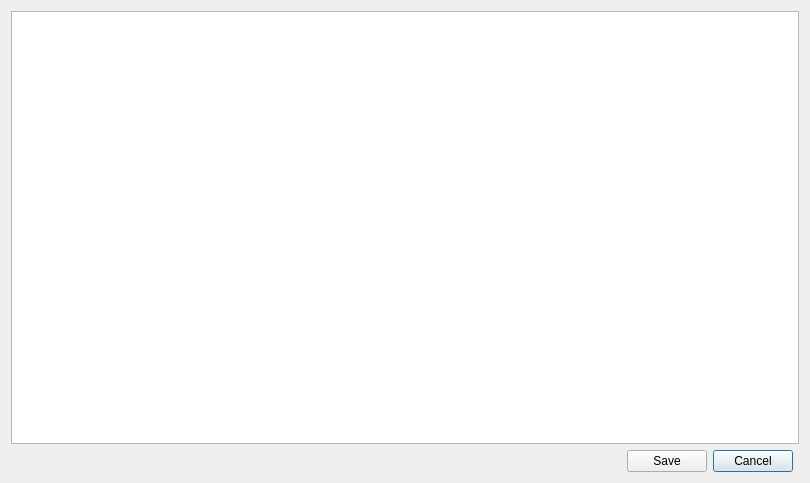
The window that AcuitySTAR/src/gui/ErrorEditDialog.ui (elijah-ward/Vega) describes before a commit, drawn with Qt 5.
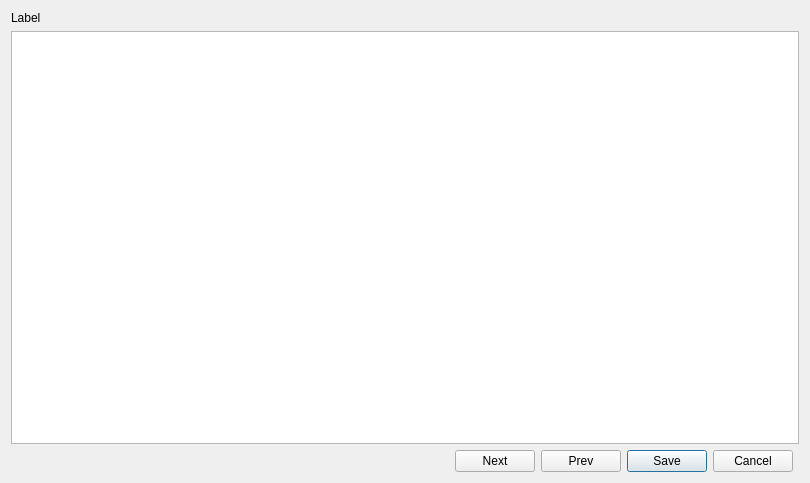
The same window after the commit. Icons and pictures are not drawn.

```diff
--- a/AcuitySTAR/src/gui/ErrorEditDialog.ui
+++ b/AcuitySTAR/src/gui/ErrorEditDialog.ui
@@ -18,17 +18,37 @@
     <normaloff>:/icon32.ico</normaloff>:/icon32.ico</iconset>
   </property>
   <layout class="QGridLayout" name="gridLayout">
-   <item row="0" column="0" colspan="4">
+   <item row="0" column="0">
+    <widget class="QLabel" name="label">
+     <property name="text">
+      <string>Label</string>
+     </property>
+    </widget>
+   </item>
+   <item row="3" column="3">
+    <widget class="QPushButton" name="save">
+     <property name="maximumSize">
+      <size>
+       <width>798</width>
+       <height>16777215</height>
+      </size>
+     </property>
+     <property name="text">
+      <string>Save</string>
+     </property>
+    </widget>
+   </item>
+   <item row="1" column="0" colspan="6">
     <widget class="QTableWidget" name="tableWidget"/>
    </item>
-   <item row="2" column="2">
+   <item row="3" column="4">
     <widget class="QPushButton" name="cancel">
      <property name="text">
       <string>Cancel</string>
      </property>
     </widget>
    </item>
-   <item row="2" column="0">
+   <item row="3" column="0">
     <spacer name="horizontalSpacer">
      <property name="orientation">
       <enum>Qt::Horizontal</enum>
@@ -41,16 +61,17 @@
      </property>
     </spacer>
    </item>
-   <item row="2" column="1">
-    <widget class="QPushButton" name="save">
-     <property name="maximumSize">
-      <size>
-       <width>798</width>
-       <height>16777215</height>
-      </size>
+   <item row="3" column="2">
+    <widget class="QPushButton" name="prev">
+     <property name="text">
+      <string>Prev</string>
      </property>
+    </widget>
+   </item>
+   <item row="3" column="1">
+    <widget class="QPushButton" name="next">
      <property name="text">
-      <string>Save</string>
+      <string>Next</string>
      </property>
     </widget>
    </item>
```
